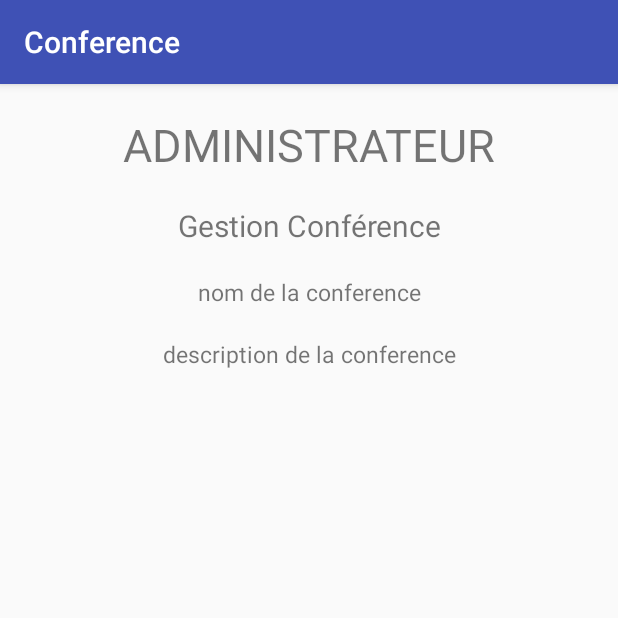
After one commit to m2i-formation-cdi/projet-salon-groupeB, an Android app: the fragment AdministratorGestionConferenceFragment shown on its own in the app's theme, on a phone screen of 412 x 824 dp, the top half of it. The commit adds this screen. Run offline under Robolectric (Android 15) with nearby library versions, the phone set to English and light mode, and no system bars; our stand-ins replace Firebase (no records; nobody signed in at launch, a user with empty details on screens opened directly); 2 statements that could not run were skipped.

Commit message:
- - - - AdministratorListingConferenceStatut - - - -
- Ajout des etats des conferences
- Mise en place du filtre (inactif) en vue de l'insertion du spinner pour l'activé

- - - - MainActivity - - - -

- Création d'une key avec getter et setter pour la comunication entre fragments

- - - - AdministratorGestionConferenceStatut - - - -

- Création du fragment
- test de récupération de la valeur transmise (sans mise en place du vérification si existe) (sera detruit au prochain commit)

```diff
--- a/app/build.gradle
+++ b/app/build.gradle
@@ -32,4 +32,5 @@ dependencies {
 
 
 
+
 apply plugin: 'com.google.gms.google-services'
--- /dev/null
+++ b/app/src/main/java/sp/fr/conference/AdministratorGestionConferenceFragment.java
@@ -0,0 +1,57 @@
+package sp.fr.conference;
+
+
+import android.os.Bundle;
+import android.app.Fragment;
+import android.view.LayoutInflater;
+import android.view.View;
+import android.view.ViewGroup;
+import android.widget.TextView;
+import android.widget.Toast;
+
+import com.google.firebase.database.DatabaseReference;
+import com.google.firebase.database.FirebaseDatabase;
+
+
+/**
+ * A simple {@link Fragment} subclass.
+ */
+public class AdministratorGestionConferenceFragment extends Fragment {
+
+    private FirebaseDatabase firebaseDatabase;
+    private DatabaseReference themeReference;
+    private TextView affichageNomConference;
+    private TextView affichageDescriptionConference;
+
+    public AdministratorGestionConferenceFragment() {
+        // Required empty public constructor
+    }
+
+
+    @Override
+    public View onCreateView(LayoutInflater inflater, ViewGroup container,
+                             Bundle savedInstanceState) {
+        // Inflate the layout for this fragment
+        View view = inflater.inflate(R.layout.fragment_administrator_gestion_conference, container, false);
+
+        //récupération de la key
+        MainActivity activity = (MainActivity) getActivity();
+        String key = activity.getKey();
+
+        //Toast.makeText(getActivity(), key, Toast.LENGTH_LONG).show();
+
+        //Préparation de la base de données
+        firebaseDatabase = FirebaseDatabase.getInstance();
+        themeReference = firebaseDatabase.getReference().child("conference");
+
+        //récupération des composants
+        affichageNomConference = view.findViewById(R.id.textViexName);
+        affichageDescriptionConference = view.findViewById(R.id.textViexDescription);
+
+
+
+
+        return view;
+    }
+
+}
--- a/app/src/main/java/sp/fr/conference/AdministratorThemeFragment.java
+++ b/app/src/main/java/sp/fr/conference/AdministratorThemeFragment.java
@@ -161,8 +161,8 @@ public class AdministratorThemeFragment extends Fragment  implements View.OnClic
 
     public void refreshFragment() {
 
-        FragmentTransaction ft = getFragmentManager().beginTransaction();
-        ft.detach(this).attach(this).commit();
+        FragmentTransaction refresh = getFragmentManager().beginTransaction(); //à modifie avec ConferenceList.clear(); /adapter.notifyDataSetChanged();
+        refresh.detach(this).attach(this).commit();
 
     }
 
--- /dev/null
+++ b/app/src/main/res/layout/fragment_administrator_gestion_conference.xml
@@ -0,0 +1,50 @@
+<LinearLayout xmlns:android="http://schemas.android.com/apk/res/android"
+    xmlns:tools="http://schemas.android.com/tools"
+    android:layout_width="match_parent"
+    android:layout_height="match_parent"
+    tools:context="sp.fr.conference.AdministratorGestionConferenceFragment"
+    android:orientation="vertical">
+
+    <!-- TODO: Update blank fragment layout -->
+    <TextView
+        android:layout_width="match_parent"
+        android:layout_height="wrap_content"
+        android:gravity="center"
+        android:padding="20dp"
+        android:text="ADMINISTRATEUR"
+        android:textSize="30dp" />
+
+    <TextView
+        android:layout_width="match_parent"
+        android:layout_height="wrap_content"
+        android:gravity="center"
+        android:text="Gestion Conférence"
+        android:textSize="20dp"
+        android:paddingBottom="20dp"
+        />
+
+    <TextView
+        android:layout_width="match_parent"
+        android:layout_height="wrap_content"
+        android:gravity="center"
+        android:text="nom de la conference"
+        android:id="@+id/textViexName"
+        android:textSize="15dp"
+        android:paddingBottom="20dp"
+        />
+
+    <TextView
+        android:layout_width="match_parent"
+        android:layout_height="wrap_content"
+        android:gravity="center"
+        android:text="description de la conference"
+        android:id="@+id/textViexDescription"
+        android:textSize="15dp"
+        android:paddingBottom="20dp"
+        />
+
+
+
+
+
+</LinearLayout>
```
Also changed, not shown: app/src/main/java/sp/fr/conference/AdministratorListingConferenceStatutFragment.java (+36 -6 lines), app/src/main/java/sp/fr/conference/MainActivity.java (+9 -0 lines).
